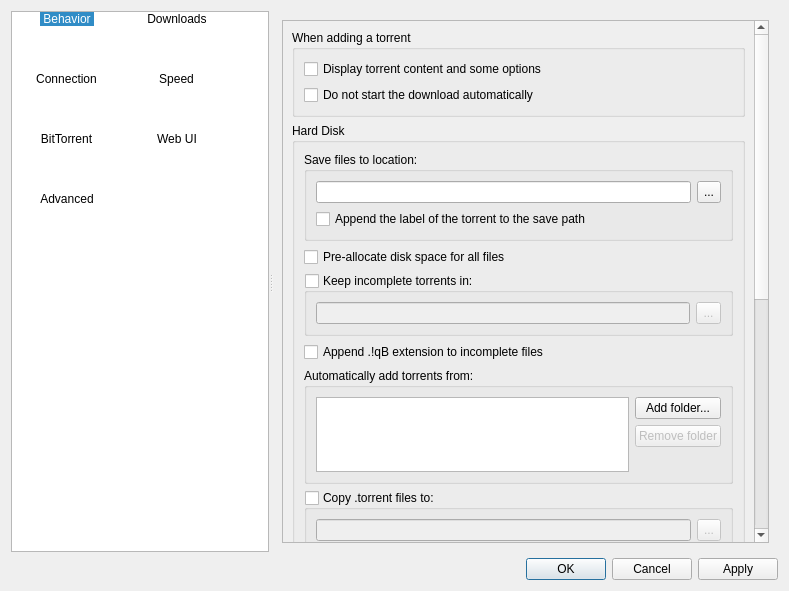
Qt form src/preferences/options.ui (qbittorrent/qBittorrent) before a commit.
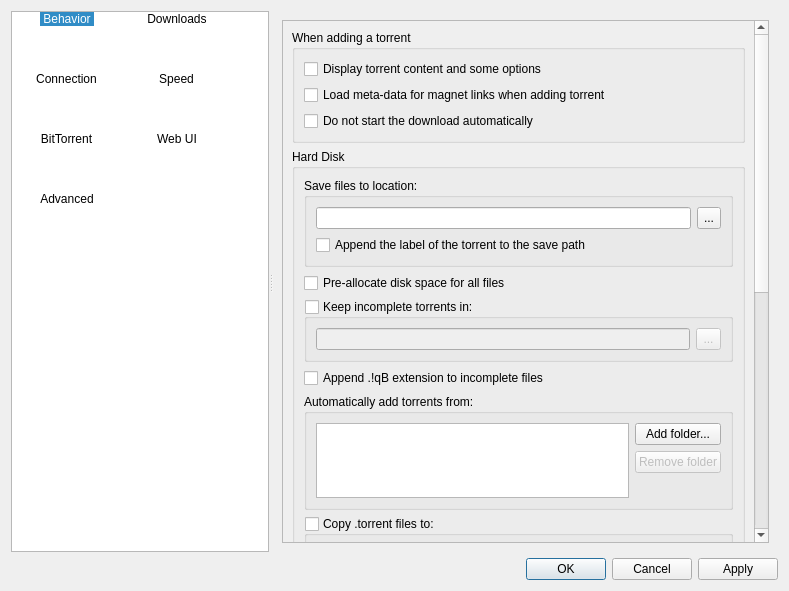
The same form after that commit. The open tabs and pages were chosen to show the change. Icons and pictures are not drawn.

Commit message:
Download magnet link meta-data before prompting to add torrent.
 - base fuctional added

Patch:
```diff
--- a/src/preferences/options.ui
+++ b/src/preferences/options.ui
@@ -516,8 +516,8 @@
             <rect>
              <x>0</x>
              <y>0</y>
-             <width>482</width>
-             <height>1025</height>
+             <width>505</width>
+             <height>1027</height>
             </rect>
            </property>
            <layout class="QVBoxLayout" name="verticalLayout">
@@ -533,10 +533,7 @@
                <string>When adding a torrent</string>
               </property>
               <layout class="QGridLayout" name="gridLayout_5">
-               <property name="bottomMargin">
-                <number>9</number>
-               </property>
-               <item row="0" column="0" colspan="2">
+               <item row="0" column="0">
                 <widget class="QCheckBox" name="checkAdditionDialog">
                  <property name="text">
                   <string>Display torrent content and some options</string>
@@ -547,6 +544,16 @@
                 </widget>
                </item>
                <item row="1" column="0">
+                <widget class="QCheckBox" name="loadMetaForMagnet">
+                 <property name="text">
+                  <string>Load meta-data for magnet links when adding torrent</string>
+                 </property>
+                 <property name="checked">
+                  <bool>false</bool>
+                 </property>
+                </widget>
+               </item>
+               <item row="2" column="0">
                 <widget class="QCheckBox" name="checkStartPaused">
                  <property name="text">
                   <string comment="The torrent will be added to download list in pause state">Do not start the download automatically</string>
```
Left out of the diff: 26 changed lines with no effect on the pictures. The commit also changes 5 other files.
